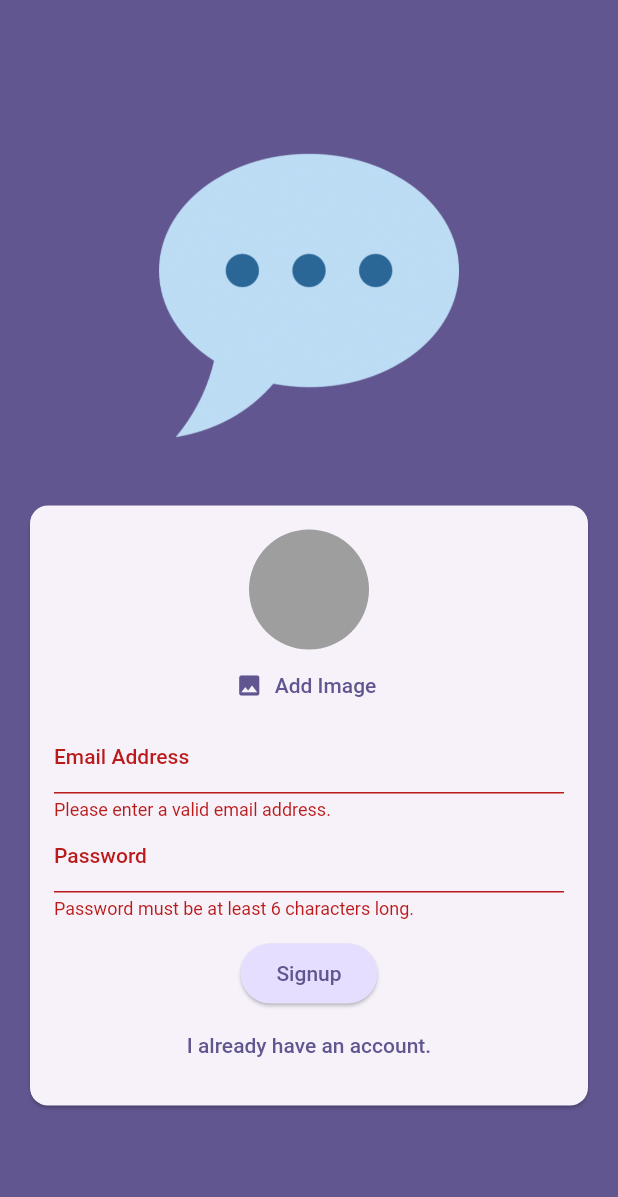
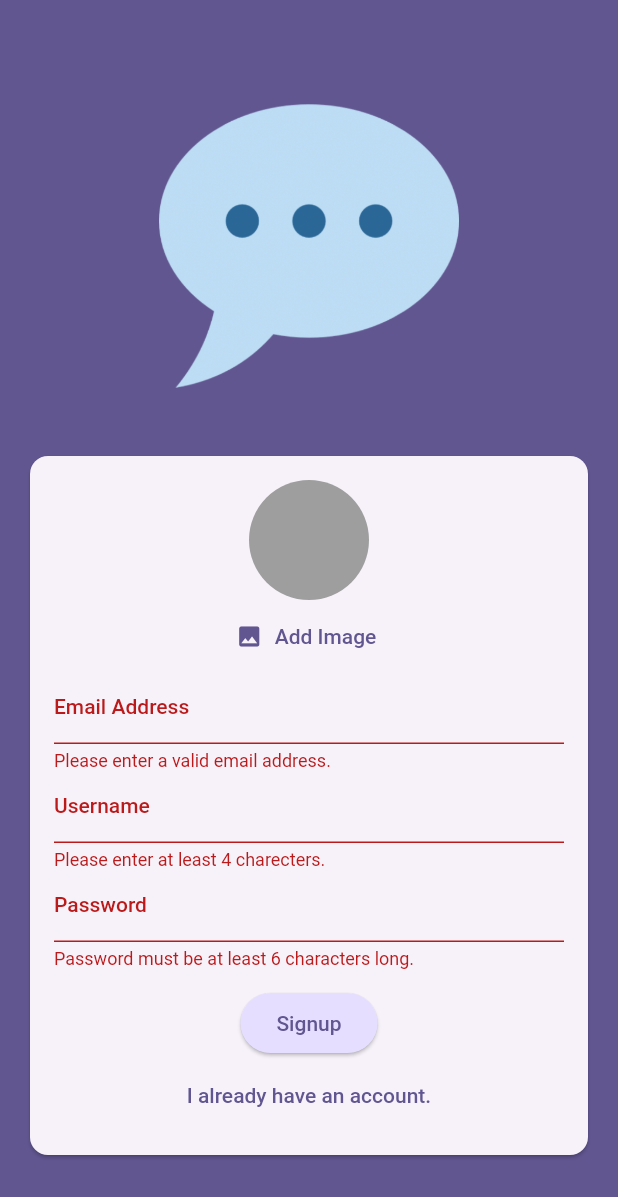
Before and after one commit to DorFerenc/basicFlutterChatAppTry, a Flutter app: the screen it shows after launch, after a tap on "Login", after a tap on "Create an account", after a tap on "Signup", on a phone screen of 412 x 824 dp. Shown: the top 1197 px of the screen. Run offline on Flutter 3.47's test engine with Material 2 defaults, Android fonts, the phone set to English and light mode, and no system bars; our stand-ins replace cloud_firestore, firebase_auth, firebase_core, firebase_storage, image_picker; accounts and stored records are empty.

Commit message:
imageWITHUpload firestore username

```diff
--- a/lib/screens/auth.dart
+++ b/lib/screens/auth.dart
@@ -25,6 +25,7 @@
   var _enteredPassword = '';
   File? _selectedImage;
   var _isAuthenticating = false;
+  var _enteredUsername = '';
 
   void _submit() async {
     final isValid = _formKey.currentState!.validate();
@@ -64,7 +65,7 @@
             .collection('users')
             .doc(userCredentials.user!.uid)
             .set({
-          'username': 'to be done ...',
+          'username': _enteredUsername,
           'email': _enteredEmail,
           'image_url': imageUrl
         });
@@ -130,6 +131,23 @@
                           _enteredEmail = value!;
                         },
                       ),
+                      if (!_isLogin) // only when sign up mode
+                        TextFormField(
+                          decoration:
+                              const InputDecoration(labelText: 'Username'),
+                          enableSuggestions: false,
+                          validator: (value) {
+                            if (value == null ||
+                                value.isEmpty ||
+                                value.trim().length < 4) {
+                              return 'Please enter at least 4 charecters.';
+                            }
+                            return null;
+                          },
+                          onSaved: (value) {
+                            _enteredUsername = value!;
+                          },
+                        ),
                       TextFormField(
                         decoration:
                             const InputDecoration(labelText: 'Password'),
```
